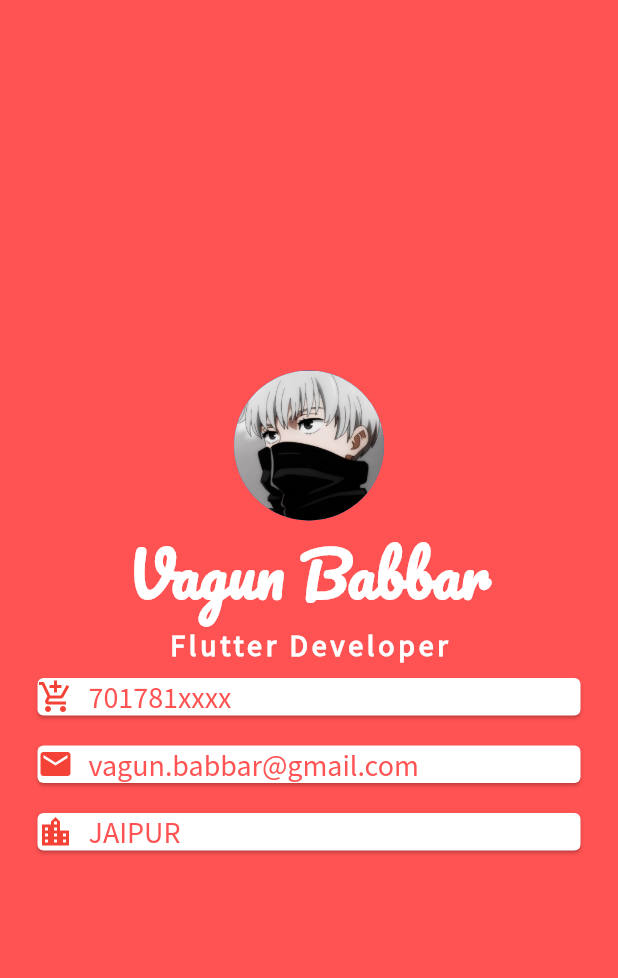
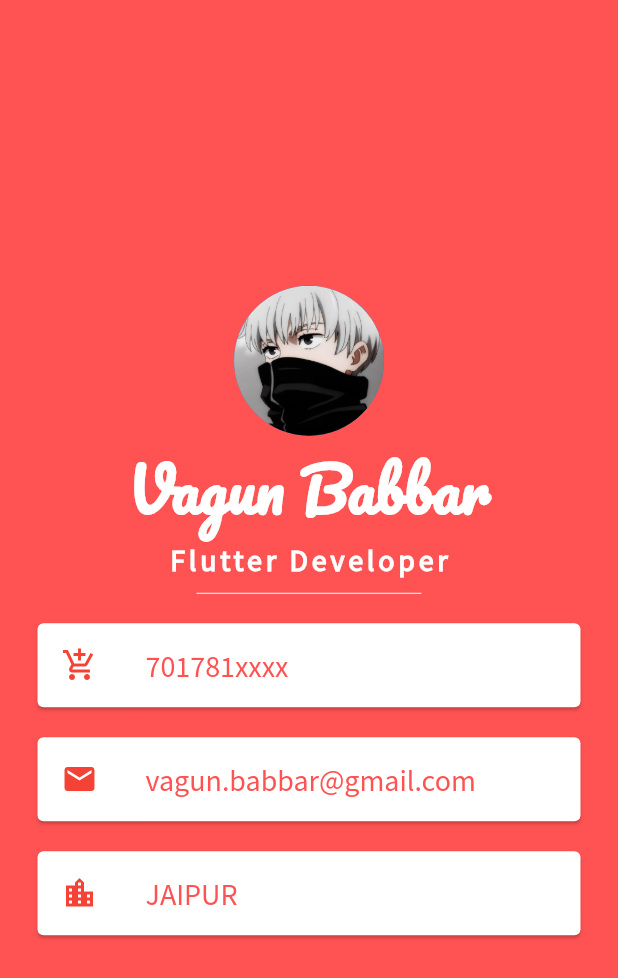
Before and after one commit to vagun/portfolioapp, a Flutter app: the screen it shows after launch, on a phone screen of 412 x 824 dp. Shown: the top 978 px of the screen. Run offline on Flutter 3.47's test engine with Material 2 defaults, Android fonts, the phone set to English and light mode, and no system bars.

Commit message:
using card and listtile

```diff
--- a/lib/main.dart
+++ b/lib/main.dart
@@ -13,12 +13,12 @@ class MyApp extends StatelessWidget {
         body: SafeArea(
             child: Column(
           mainAxisAlignment: MainAxisAlignment.center,
-          children: <Widget>[
-            const CircleAvatar(
+          children: const <Widget>[
+            CircleAvatar(
               radius: 50,
               backgroundImage: AssetImage('images/nice.jpg'),
             ),
-            const Text(
+            Text(
               'Vagun Babbar',
               style: TextStyle(
                 fontSize: 40,
@@ -27,7 +27,7 @@ class MyApp extends StatelessWidget {
                 fontFamily: 'Pacifico',
               ),
             ),
-            const Text(
+            Text(
               'Flutter Developer',
               style: TextStyle(
                 color: Colors.white,
@@ -37,73 +37,56 @@ class MyApp extends StatelessWidget {
                 letterSpacing: 2.5,
               ),
             ),
+            SizedBox(
+              height: 20,
+              width: 150,
+              child: Divider(color: Colors.white),
+            ),
             Card(
               color: Colors.white,
-              margin: const EdgeInsets.symmetric(vertical: 10, horizontal: 25),
-              child: Row(
-                children: const <Widget>[
-                  Icon(
+              margin: EdgeInsets.symmetric(vertical: 10, horizontal: 25),
+              child: ListTile(leading: Icon(
                     Icons.add_shopping_cart,
                     color: Colors.red,
                   ),
-                  SizedBox(
-                    width: 10,
-                  ),
-                  Text(
+                  title: Text(
                     '701781xxxx',
                     style: TextStyle(
                         color: Colors.redAccent,
                         fontFamily: 'Sourcesanspro',
                         fontSize: 20),
-                  )
-                ],
-              ),
+                  ),),
             ),
             Card(
-
               color: Colors.white,
-              margin: const EdgeInsets.symmetric(vertical: 10, horizontal: 25),
-              child: Row(
-                children: const <Widget>[
-                  Icon(
+              margin: EdgeInsets.symmetric(vertical: 10, horizontal: 25),
+              child: ListTile(leading: Icon(
                     Icons.email,
                     color: Colors.red,
                   ),
-                  SizedBox(
-                    width: 10,
-                  ),
-                  Text(
+                  title: Text(
                     'vagun.babbar@gmail.com',
                     style: TextStyle(
                         color: Colors.redAccent,
                         fontFamily: 'Sourcesanspro',
                         fontSize: 20),
-                  )
-                ],
-              ),
+                  ),),
             ),
             Card(
-            color: Colors.white,
-              margin: const EdgeInsets.symmetric(vertical: 10, horizontal: 25),
-              child: Row(
-                children: const <Widget>[
-                  Icon(
+              color: Colors.white,
+              margin: EdgeInsets.symmetric(vertical: 10, horizontal: 25),
+              child: ListTile(leading: Icon(
                     Icons.location_city,
                     color: Colors.red,
                   ),
-                  SizedBox(
-                    width: 10,
-                  ),
-                  Text(
+                  title: Text(
                     'JAIPUR',
                     style: TextStyle(
                         color: Colors.redAccent,
                         fontFamily: 'Sourcesanspro',
                         fontSize: 20),
-                  )
-                ],
-              ),
-            )
+                  ),),
+            ),
           ],
         )),
       ),
```
